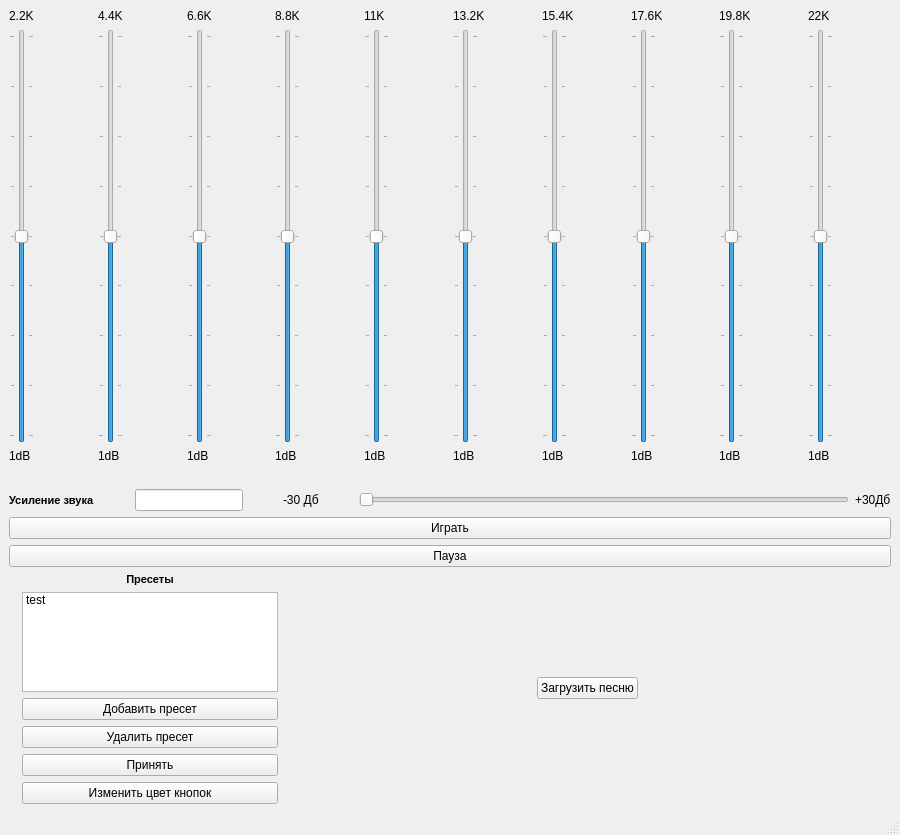
The window that static/main_window.ui (Rhombus-H/lyceum_equalizer) describes before a commit, drawn with Qt 5.
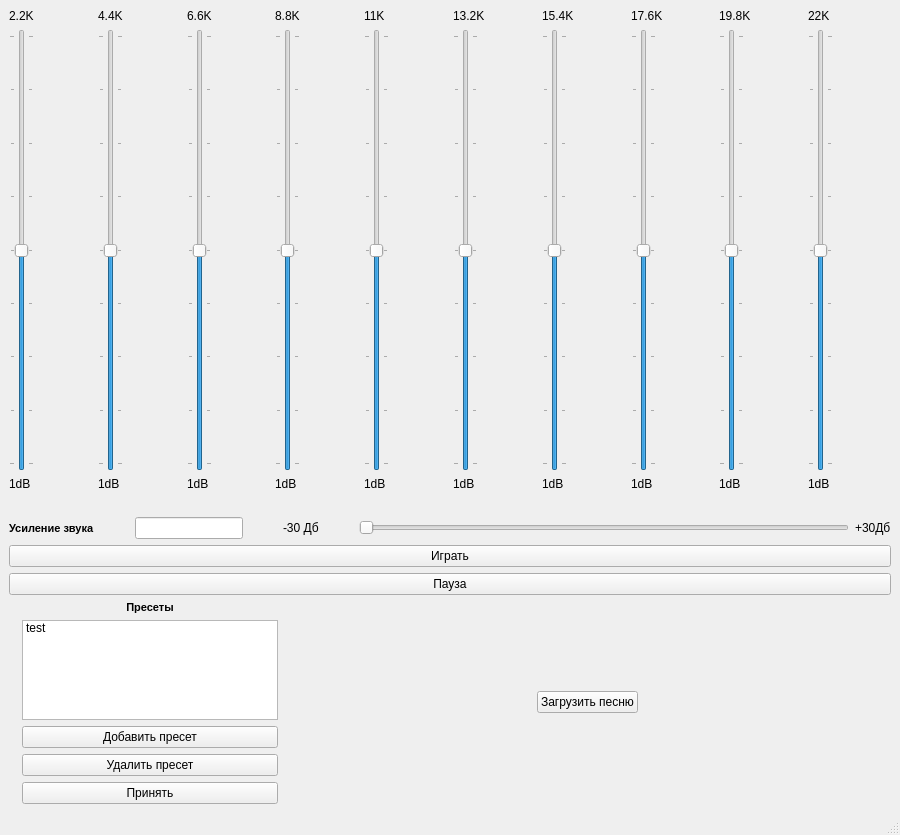
The same window after the commit. Icons and pictures are not drawn.

Commit message: Подчистила интерфейс и main

```diff
--- a/static/main_window.ui
+++ b/static/main_window.ui
@@ -604,13 +604,6 @@
               </property>
              </widget>
             </item>
-            <item>
-             <widget class="QPushButton" name="change_color_button">
-              <property name="text">
-               <string>Изменить цвет кнопок</string>
-              </property>
-             </widget>
-            </item>
            </layout>
           </item>
          </layout>
```
The commit also changes 1 other file.
